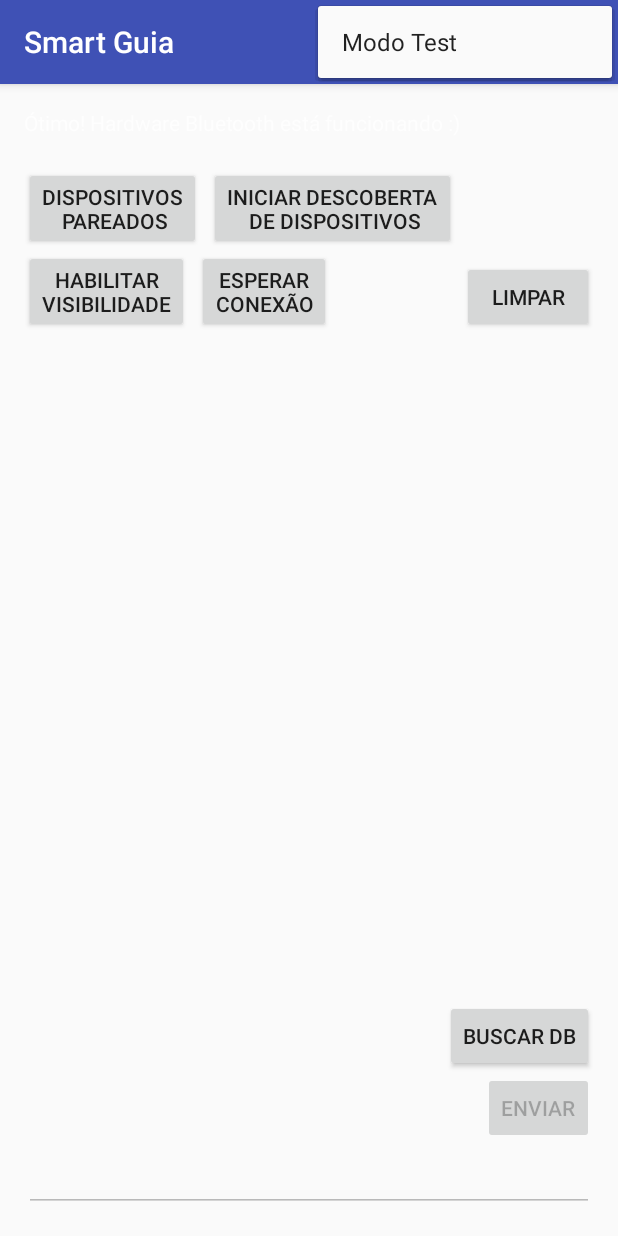
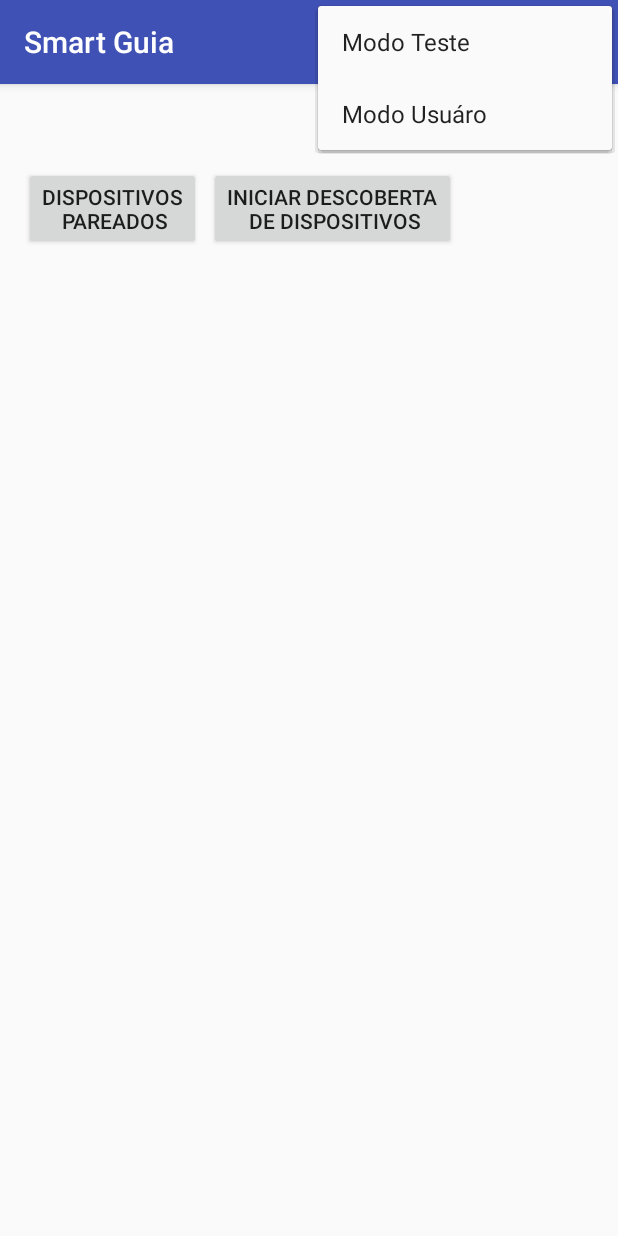
Before and after one commit to GonzagaDev/SmartGuia, an Android app: the screen it shows after launch (MainBluetoothActivity), with the options menu open, on a phone screen of 412 x 824 dp. Run offline under Robolectric (Android 15) with nearby library versions, the phone set to English and light mode, and no system bars.

Commit message:
Criação do Menu

```diff
--- a/SmartGuia/app/src/main/java/auditsolution/com/br/smartguiabluetooth/MainBluetoothActivity.java
+++ b/SmartGuia/app/src/main/java/auditsolution/com/br/smartguiabluetooth/MainBluetoothActivity.java
@@ -39,6 +39,11 @@ public class MainBluetoothActivity extends ActionBarActivity {
     static TextView messageBox;
     static Button btSend;
     static Button bt_clear;
+    static Button bt_buscar;
+    static Button bt_wait;
+    static Button bt_ficarVisivel;
+    static MenuItem menuUser;
+    static MenuItem menuTest;
 
     ConnectionThread connect;
     DaoTransmissor dao = new DaoTransmissor(getBaseContext());
@@ -54,6 +59,11 @@ public class MainBluetoothActivity extends ActionBarActivity {
         btSend = (Button) findViewById(R.id.button_Send);
         bt_clear = (Button) findViewById(R.id.bt_clear);
         messageBox = (TextView) findViewById(R.id.editText_MessageBox);
+        bt_buscar = (Button) findViewById(R.id.bt_consultar);
+        bt_wait = (Button) findViewById(R.id.button_WaitConnection);
+        bt_ficarVisivel = (Button) findViewById(R.id.button_Visibility);
+        menuUser = (MenuItem) findViewById(R.id.action_user);
+        menuTest = (MenuItem) findViewById(R.id.action_test);
 
         BluetoothAdapter btAdapter = BluetoothAdapter.getDefaultAdapter();
         if (btAdapter == null) {
@@ -76,12 +86,45 @@ public class MainBluetoothActivity extends ActionBarActivity {
                 statusMessage.setText("Bluetooth já ativado :)");
             }
         }
+        invisibleBotoes();
+    }
+
+    /**
+     * MÉTODO QUE DEIXA OS COMPONENTES INVISIVEIS
+     */
+
+    public static void invisibleBotoes() {
+        btSend.setVisibility(View.INVISIBLE);
+        bt_clear.setVisibility(View.INVISIBLE);
+        bt_buscar.setVisibility(View.INVISIBLE);
+        bt_wait.setVisibility(View.INVISIBLE);
+        bt_ficarVisivel.setVisibility(View.INVISIBLE);
+        statusMessage.setVisibility(View.INVISIBLE);
+        textSpace.setVisibility(View.VISIBLE);
+        messageBox.setVisibility(View.INVISIBLE);
+
+    }
+
+    /**
+     * MÉTODO QUE DEIXA OS COMPONENTES VISIVEIS
+     */
+
+    public static void visibleBotoes() {
+        btSend.setVisibility(View.VISIBLE);
+        bt_clear.setVisibility(View.VISIBLE);
+        bt_buscar.setVisibility(View.VISIBLE);
+        bt_wait.setVisibility(View.VISIBLE);
+        bt_ficarVisivel.setVisibility(View.VISIBLE);
+        statusMessage.setVisibility(View.VISIBLE);
+        textSpace.setVisibility(View.VISIBLE);
+        messageBox.setVisibility(View.VISIBLE);
     }
 
     @Override
     public boolean onCreateOptionsMenu(Menu menu) {
         // Inflate the menu; this adds items to the action bar if it is present.
         getMenuInflater().inflate(R.menu.menu_main_bluetooth, menu);
+
         return true;
     }
 
@@ -92,10 +135,18 @@ public class MainBluetoothActivity extends ActionBarActivity {
         // as you specify a parent activity in AndroidManifest.xml.
         int id = item.getItemId();
         //noinspection SimplifiableIfStatement
-        if (id == R.id.action_settings) {
+        if (id == R.id.action_test) {
             //AÇÃO AO CLICAR NO MENU
             Toast.makeText(getApplicationContext(), "Modo teste Ativado!", Toast.LENGTH_LONG).show();
+            visibleBotoes();
+
             // HABILITA BOTOES
+
+            return true;
+        }
+        if (id == R.id.action_user) {
+            Toast.makeText(getApplicationContext(), "Modo Usuário Ativado!", Toast.LENGTH_LONG).show();
+            invisibleBotoes();
             return true;
         }
         return super.onOptionsItemSelected(item);
--- a/SmartGuia/app/src/main/res/layout/activity_main_bluetooth.xml
+++ b/SmartGuia/app/src/main/res/layout/activity_main_bluetooth.xml
@@ -8,7 +8,8 @@
     android:paddingRight="@dimen/activity_horizontal_margin"
     android:paddingTop="@dimen/activity_vertical_margin"
 
-    tools:context="auditsolution.com.br.smartguiabluetooth.MainBluetoothActivity">
+    tools:context="auditsolution.com.br.smartguiabluetooth.MainBluetoothActivity"
+    android:background="#fefefe">
 
     <TextView
         android:id="@+id/statusMessage"
@@ -16,9 +17,11 @@
         android:layout_height="wrap_content"
         android:layout_alignParentLeft="true"
         android:layout_alignParentStart="true"
+        android:layout_alignRight="@+id/bt_consultar"
+        android:layout_alignEnd="@+id/bt_consultar"
         android:layout_alignParentTop="true"
-        android:text=""
-        />
+        android:singleLine="false"
+        android:textStyle="bold" />
 
     <Button
         android:id="@+id/button_PairedDevices"
@@ -125,6 +128,7 @@
         android:onClick="bt_Buscar"
         android:layout_above="@+id/button_Send"
         android:layout_alignRight="@+id/button_Send"
-        android:layout_alignEnd="@+id/button_Send" />
+        android:layout_alignEnd="@+id/button_Send"
+        android:enabled="true" />
 
 </RelativeLayout>
--- a/SmartGuia/app/src/main/res/menu/menu_main_bluetooth.xml
+++ b/SmartGuia/app/src/main/res/menu/menu_main_bluetooth.xml
@@ -1,6 +1,15 @@
 <menu xmlns:android="http://schemas.android.com/apk/res/android"
     xmlns:app="http://schemas.android.com/apk/res-auto"
-    xmlns:tools="http://schemas.android.com/tools" tools:context=".MainBluetoothActivity">
-    <item android:id="@+id/action_settings" android:title="@string/action_settings"
-        android:orderInCategory="100" app:showAsAction="never" />
+    xmlns:tools="http://schemas.android.com/tools"
+    tools:context=".MainBluetoothActivity">
+    <item
+        android:id="@+id/action_test"
+        android:orderInCategory="100"
+        android:title="@string/action_test"
+        app:showAsAction="never" />
+    <item
+        android:id="@+id/action_user"
+        android:orderInCategory="100"
+        android:title="@string/action_user"
+        app:showAsAction="never" />
 </menu>
--- a/SmartGuia/app/src/main/res/menu/menu_paired_devices.xml
+++ b/SmartGuia/app/src/main/res/menu/menu_paired_devices.xml
@@ -2,6 +2,6 @@
     xmlns:app="http://schemas.android.com/apk/res-auto"
     xmlns:tools="http://schemas.android.com/tools"
     tools:context="com.project.dragaosemchama.superbluetooth.paired_devices">
-    <item android:id="@+id/action_settings" android:title="@string/action_settings"
+    <item android:id="@+id/action_settings" android:title="@string/action_test"
         android:orderInCategory="100" app:showAsAction="never" />
 </menu>
--- a/SmartGuia/app/src/main/res/values/strings.xml
+++ b/SmartGuia/app/src/main/res/values/strings.xml
@@ -1,7 +1,8 @@
 <resources>
     <string name="app_name">Smart Guia</string>
     <string name="hello_world">Hello world!</string>
-    <string name="action_settings">Modo Test</string>
+    <string name="action_test">Modo Teste</string>
+    <string name="action_user">Modo Usuáro</string>
     <string name="title_activity_paired_devices">paired_devices</string>
 
 </resources>
```
